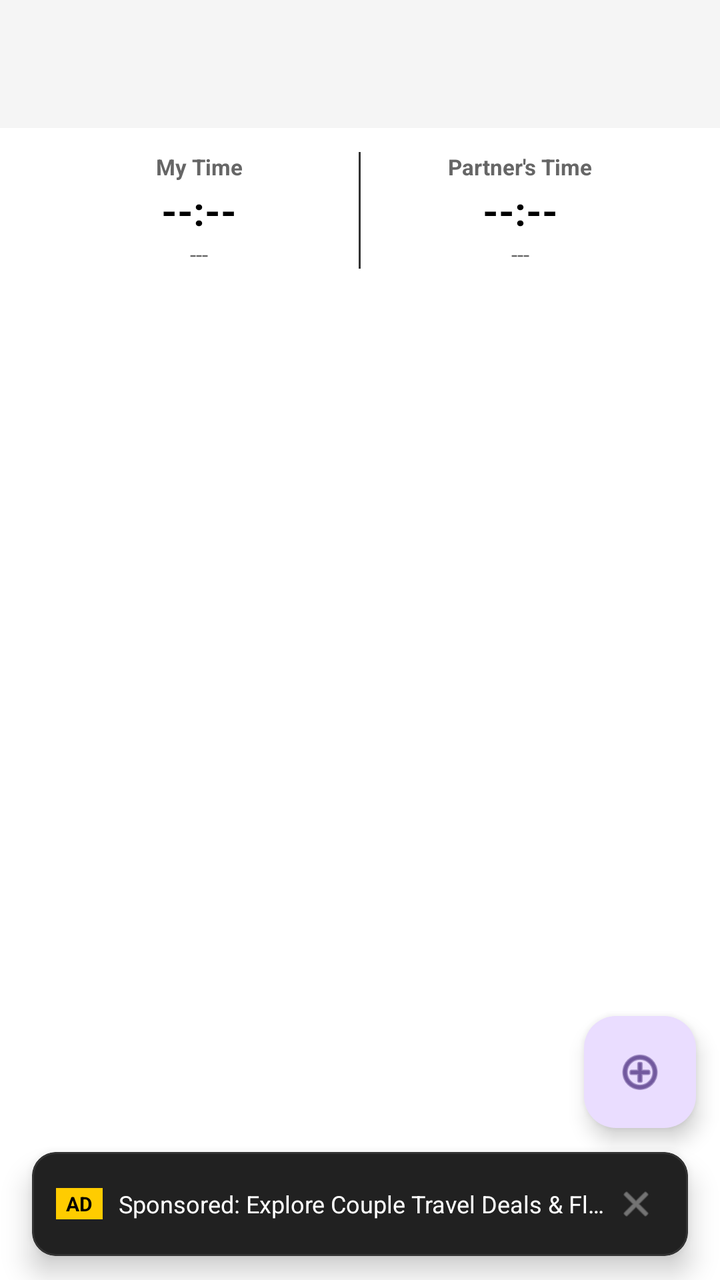
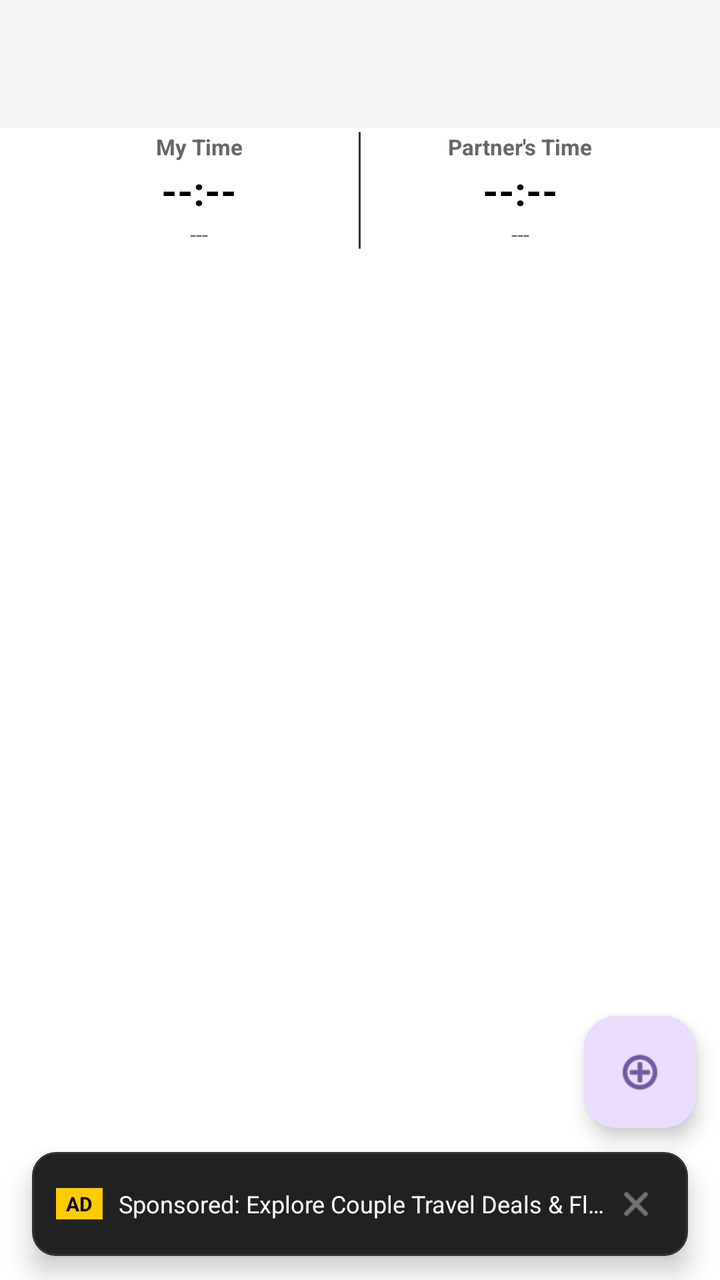

Before-and-after screenshots of an Android layout around one commit, followed by the original layout XML and the change that was made.
<!-- AndroidManifest.xml: application theme Theme.ProjectCecily -->
<!-- res/layout/activity_flight.xml -->
<?xml version="1.0" encoding="utf-8"?>
<androidx.constraintlayout.widget.ConstraintLayout xmlns:android="http://schemas.android.com/apk/res/android"
    xmlns:app="http://schemas.android.com/apk/res-auto"
    android:layout_width="match_parent"
    android:layout_height="match_parent"
    android:background="@color/app_background">

    
    <com.google.android.material.appbar.AppBarLayout
        android:id="@+id/appBarLayout"
        android:layout_width="match_parent"
        android:layout_height="wrap_content"
        android:fitsSystemWindows="true"
        app:elevation="4dp"
        app:layout_constraintEnd_toEndOf="parent"
        app:layout_constraintStart_toStartOf="parent"
        app:layout_constraintTop_toTopOf="parent">

        <com.google.android.material.appbar.MaterialToolbar
            android:id="@+id/toolbar"
            android:layout_width="match_parent"
            android:layout_height="?attr/actionBarSize"
            android:background="@color/card_background" />
    </com.google.android.material.appbar.AppBarLayout>

    
    <LinearLayout
        android:id="@+id/layoutHeaderTimezone"
        android:layout_width="0dp"
        android:layout_height="wrap_content"
        android:layout_marginHorizontal="16dp"
        android:layout_marginTop="8dp"
        android:orientation="vertical"
        android:paddingHorizontal="16dp"
        android:paddingVertical="4dp"
        app:layout_constraintEnd_toEndOf="parent"
        app:layout_constraintStart_toStartOf="parent"
        app:layout_constraintTop_toBottomOf="@id/appBarLayout">

        
        <LinearLayout
            android:id="@+id/layoutDualTimezone"
            android:layout_width="match_parent"
            android:layout_height="wrap_content"
            android:baselineAligned="false"
            android:orientation="horizontal"
            android:visibility="visible">

            
            <LinearLayout
                android:layout_width="0dp"
                android:layout_height="wrap_content"
                android:layout_weight="1"
                android:gravity="center"
                android:orientation="vertical">

                <TextView
                    android:id="@+id/tvMyTzTitle"
                    android:layout_width="wrap_content"
                    android:layout_height="wrap_content"
                    android:gravity="center"
                    android:text="My Time"
                    android:textColor="@color/text_secondary"
                    android:textSize="11sp"
                    android:textStyle="bold" />

                <TextView
                    android:id="@+id/tvMyTimeClock"
                    android:layout_width="wrap_content"
                    android:layout_height="wrap_content"
                    android:layout_marginTop="1dp"
                    android:gravity="center"
                    android:text="--:--"
                    android:textColor="@color/text_primary"
                    android:textSize="20sp"
                    android:textStyle="bold" />

                <TextView
                    android:id="@+id/tvMyDateInfo"
                    android:layout_width="wrap_content"
                    android:layout_height="wrap_content"
                    android:layout_marginTop="1dp"
                    android:gravity="center"
                    android:text="---"
                    android:textColor="@color/text_secondary"
                    android:textSize="11sp" />
            </LinearLayout>

            
            <View
                android:layout_width="1dp"
                android:layout_height="match_parent"
                android:layout_marginHorizontal="12dp"
                android:background="#333333" />

            
            <LinearLayout
                android:layout_width="0dp"
                android:layout_height="wrap_content"
                android:layout_weight="1"
                android:gravity="center"
                android:orientation="vertical">

                <TextView
                    android:id="@+id/tvPartnerTzTitle"
                    android:layout_width="wrap_content"
                    android:layout_height="wrap_content"
                    android:gravity="center"
                    android:text="Partner's Time"
                    android:textColor="@color/text_secondary"
                    android:textSize="11sp"
                    android:textStyle="bold" />

                <TextView
                    android:id="@+id/tvPartnerTimeClock"
                    android:layout_width="wrap_content"
                    android:layout_height="wrap_content"
                    android:layout_marginTop="1dp"
                    android:gravity="center"
                    android:text="--:--"
                    android:textColor="@color/text_primary"
                    android:textSize="20sp"
                    android:textStyle="bold" />

                <TextView
                    android:id="@+id/tvPartnerDateInfo"
                    android:layout_width="wrap_content"
                    android:layout_height="wrap_content"
                    android:layout_marginTop="1dp"
                    android:gravity="center"
                    android:text="---"
                    android:textColor="@color/text_secondary"
                    android:textSize="11sp" />
            </LinearLayout>

        </LinearLayout>

        
        <LinearLayout
            android:id="@+id/layoutSingleTimezone"
            android:layout_width="match_parent"
            android:layout_height="wrap_content"
            android:gravity="center"
            android:orientation="vertical"
            android:visibility="gone">

            <TextView
                android:id="@+id/tvSingleTimeClock"
                android:layout_width="wrap_content"
                android:layout_height="wrap_content"
                android:text="--:--"
                android:textColor="@color/text_primary"
                android:textSize="20sp"
                android:textStyle="bold" />

            <TextView
                android:id="@+id/tvSingleDateInfo"
                android:layout_width="wrap_content"
                android:layout_height="wrap_content"
                android:layout_marginTop="1dp"
                android:text="--- • Same Timezone 💖"
                android:textColor="@color/text_primary"
                android:textSize="12sp"
                android:textStyle="bold" />

        </LinearLayout>

    </LinearLayout>

    <androidx.recyclerview.widget.RecyclerView
        android:id="@+id/rvFlights"
        android:layout_width="0dp"
        android:layout_height="0dp"
        android:clipToPadding="false"
        android:paddingHorizontal="8dp"
        android:paddingTop="0dp"
        android:paddingBottom="8dp"
        app:layout_constraintBottom_toTopOf="@id/cardBannerAd"
        app:layout_constraintEnd_toEndOf="parent"
        app:layout_constraintStart_toStartOf="parent"
        app:layout_constraintTop_toBottomOf="@id/layoutHeaderTimezone" />

    
    <com.google.android.material.card.MaterialCardView
        android:id="@+id/cardBannerAd"
        android:layout_width="0dp"
        android:layout_height="52dp"
        android:layout_marginHorizontal="16dp"
        android:layout_marginBottom="12dp"
        app:cardBackgroundColor="#212121"
        app:cardCornerRadius="12dp"
        app:cardElevation="8dp"
        app:strokeColor="#333333"
        app:strokeWidth="1dp"
        app:layout_constraintBottom_toBottomOf="parent"
        app:layout_constraintEnd_toEndOf="parent"
        app:layout_constraintStart_toStartOf="parent">

        <LinearLayout
            android:layout_width="match_parent"
            android:layout_height="match_parent"
            android:gravity="center_vertical"
            android:orientation="horizontal"
            android:paddingHorizontal="12dp">

            <TextView
                android:layout_width="wrap_content"
                android:layout_height="wrap_content"
                android:background="#FFCC00"
                android:paddingHorizontal="5dp"
                android:paddingVertical="1dp"
                android:text="AD"
                android:textColor="#000000"
                android:textSize="10sp"
                android:textStyle="bold" />

            <TextView
                android:id="@+id/tvAdBannerText"
                android:layout_width="0dp"
                android:layout_height="wrap_content"
                android:layout_marginStart="8dp"
                android:layout_weight="1"
                android:ellipsize="end"
                android:singleLine="true"
                android:text="Sponsored: Explore Couple Travel Deals &amp; Flights ✈️"
                android:textColor="#FFFFFF"
                android:textSize="12sp" />

            <ImageView
                android:id="@+id/btnDismissAd"
                android:layout_width="28dp"
                android:layout_height="28dp"
                android:background="?attr/selectableItemBackgroundBorderless"
                android:clickable="true"
                android:contentDescription="Close Ad"
                android:focusable="true"
                android:padding="4dp"
                android:src="@android:drawable/ic_menu_close_clear_cancel"
                app:tint="#AAAAAA" />
        </LinearLayout>
    </com.google.android.material.card.MaterialCardView>

    <com.google.android.material.floatingactionbutton.FloatingActionButton
        android:id="@+id/fabAddFlight"
        android:layout_width="wrap_content"
        android:layout_height="wrap_content"
        android:layout_margin="12dp"
        android:contentDescription="Add flight"
        app:layout_constraintBottom_toTopOf="@id/cardBannerAd"
        app:layout_constraintEnd_toEndOf="parent"
        app:srcCompat="@android:drawable/ic_menu_add" />

</androidx.constraintlayout.widget.ConstraintLayout>
<!-- resources referenced by this layout -->
<resources>
  <color name="app_background">#FFFFFF</color>
  <color name="card_background">#F5F5F5</color>
  <color name="text_primary">#000000</color>
  <color name="text_secondary">#666666</color>
  <style name="Theme.ProjectCecily" parent="Base.Theme.ProjectCecily" />
  <style name="Base.Theme.ProjectCecily" parent="Theme.Material3.DayNight.NoActionBar">
          
          <item name="colorPrimary">@color/nav_selected</item>
          <item name="windowActionBar">false</item>
          <item name="windowNoTitle">true</item>
  
          
          <item name="colorOnSecondaryContainer">@color/nav_selected</item>
      </style>
  <color name="nav_selected">#007AFF</color>
</resources>

<!-- the commit's change to res/layout/activity_flight.xml (unified diff, before → after) -->
@@ -29,10 +29,10 @@
         android:layout_width="0dp"
         android:layout_height="wrap_content"
         android:layout_marginHorizontal="16dp"
-        android:layout_marginTop="8dp"
+        android:layout_marginTop="2dp"
         android:orientation="vertical"
         android:paddingHorizontal="16dp"
-        android:paddingVertical="4dp"
+        android:paddingVertical="0dp"
         app:layout_constraintEnd_toEndOf="parent"
         app:layout_constraintStart_toStartOf="parent"
         app:layout_constraintTop_toBottomOf="@id/appBarLayout">
